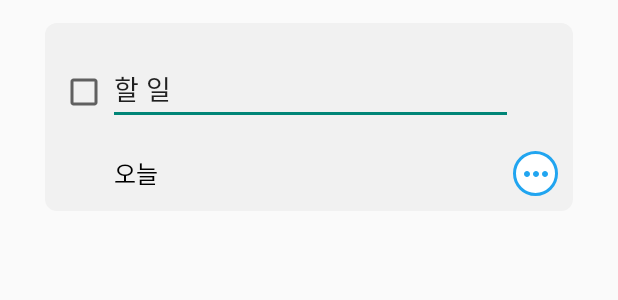
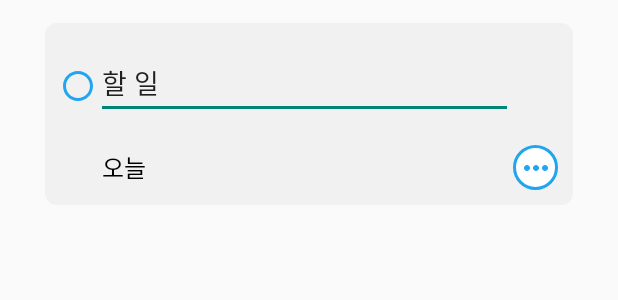
Before and after one commit to O-Wensu/Android_2DoList, an Android app: the layout item_todo.xml on its own in the app's theme, with its tools: preview values and no code run, on a phone screen of 412 x 824 dp. Shown: the top 300 px of the screen. Run offline under Robolectric (Android 15) with nearby library versions, the phone set to English and light mode, and no system bars.

Commit message:
feat: todo를 추가하는 기능 구현

```diff
--- a/app/src/main/java/com/twoDoList/TodoAdapter.kt
+++ b/app/src/main/java/com/twoDoList/TodoAdapter.kt
@@ -18,7 +18,7 @@ class TodoAdapter(private val list: MutableList<Todo>): RecyclerView.Adapter<Tod
     override fun onBindViewHolder(holder: TodoViewHolder, position: Int) {
         holder.binding.apply {
             val todo = list[position]
-            //deadlineTextView.text = todo.deadline
+            todoEditText.setText(todo.title)
         }
     }
 
--- /dev/null
+++ b/app/src/main/res/drawable/circle_checkbox.xml
@@ -0,0 +1,7 @@
+<?xml version="1.0" encoding="utf-8"?>
+<selector xmlns:android="http://schemas.android.com/apk/res/android">
+    <item android:state_checked="false"
+        android:drawable="@drawable/ic_baseline_radio_button_unchecked_24"/>
+    <item android:state_checked="true"
+        android:drawable="@drawable/ic_baseline_check_circle_outline_24"/>
+</selector>
--- /dev/null
+++ b/app/src/main/res/drawable/ic_baseline_check_circle_outline_24.xml
@@ -0,0 +1,5 @@
+<vector android:height="24dp" android:tint="#21A5F0"
+    android:viewportHeight="24" android:viewportWidth="24"
+    android:width="24dp" xmlns:android="http://schemas.android.com/apk/res/android">
+    <path android:fillColor="@android:color/white" android:pathData="M16.59,7.58L10,14.17l-3.59,-3.58L5,12l5,5 8,-8zM12,2C6.48,2 2,6.48 2,12s4.48,10 10,10 10,-4.48 10,-10S17.52,2 12,2zM12,20c-4.42,0 -8,-3.58 -8,-8s3.58,-8 8,-8 8,3.58 8,8 -3.58,8 -8,8z"/>
+</vector>
--- /dev/null
+++ b/app/src/main/res/drawable/ic_baseline_radio_button_unchecked_24.xml
@@ -0,0 +1,5 @@
+<vector android:height="24dp" android:tint="#21A5F0"
+    android:viewportHeight="24" android:viewportWidth="24"
+    android:width="24dp" xmlns:android="http://schemas.android.com/apk/res/android">
+    <path android:fillColor="@android:color/white" android:pathData="M12,2C6.48,2 2,6.48 2,12s4.48,10 10,10 10,-4.48 10,-10S17.52,2 12,2zM12,20c-4.42,0 -8,-3.58 -8,-8s3.58,-8 8,-8 8,3.58 8,8 -3.58,8 -8,8z"/>
+</vector>
--- a/app/src/main/res/layout/item_todo.xml
+++ b/app/src/main/res/layout/item_todo.xml
@@ -18,7 +18,9 @@
         android:layout_height="wrap_content"
         app:layout_constraintStart_toStartOf="parent"
         app:layout_constraintTop_toTopOf="parent"
-        android:layout_marginTop="20dp"/>
+        android:layout_marginTop="20dp"
+        android:button="@android:color/transparent"
+        android:background="@drawable/circle_checkbox"/>
 
     <EditText
         android:id="@+id/todoEditText"
```
Also changed, not shown: app/src/main/java/com/twoDoList/MainActivity.kt (+17 -7 lines), app/src/main/res/layout/activity_main.xml (+5 -2 lines).
